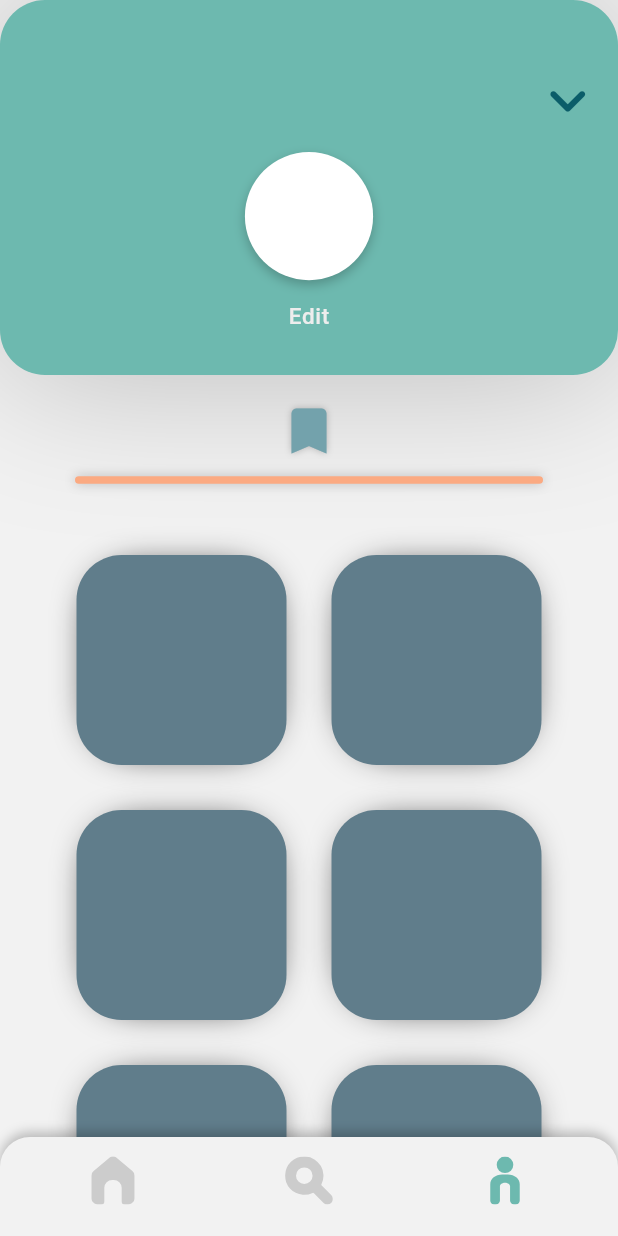
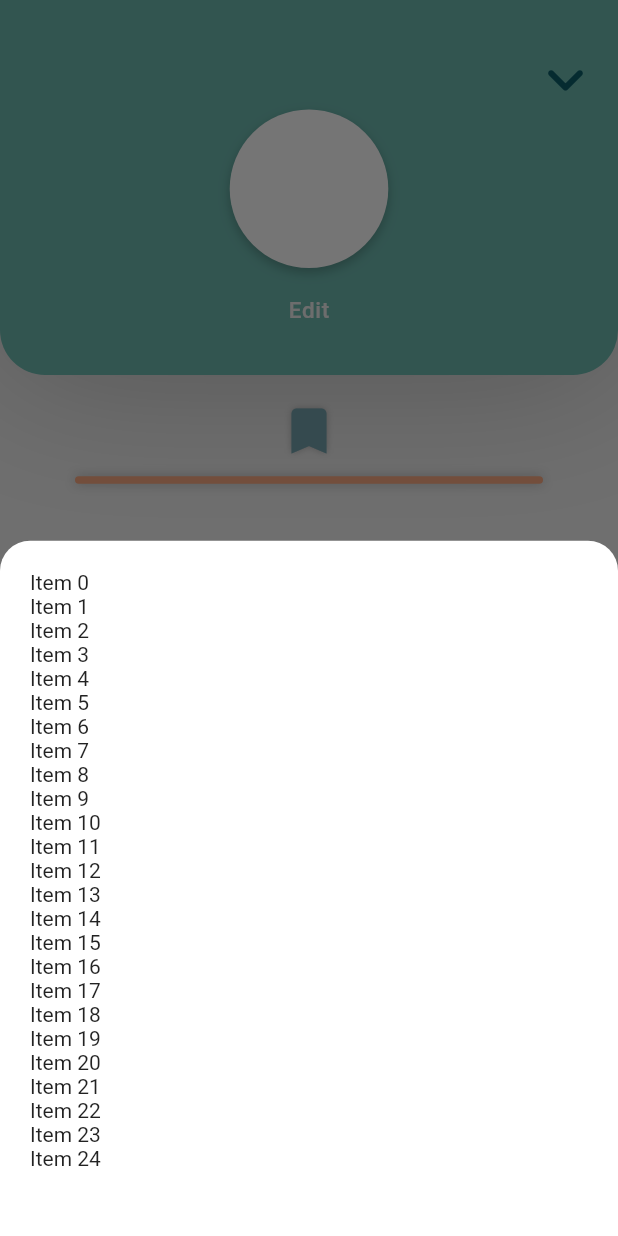
Before and after one commit to isimobaver/app, a Flutter app: the screen it shows after launch, item 3 of the bottom bar chosen, after a tap on the "expand more" icon, on a phone screen of 412 x 824 dp. Run offline on Flutter 3.47's test engine with Material 2 defaults, Android fonts, the phone set to English and light mode, and no system bars; our stand-ins replace flutter_svg; missing offline and left inert: widget_slider.

```diff
--- a/lib/homepage.dart
+++ b/lib/homepage.dart
@@ -5,6 +5,7 @@ import 'package:myapp/search.dart';
 import 'package:myapp/user.dart';
 import 'package:widget_slider/widget_slider.dart';
 
+final GlobalKey<ScaffoldState> scaffoldKey = GlobalKey();
 class Home extends StatefulWidget {
   const Home({Key? key}) : super(key: key);
 
@@ -23,6 +24,7 @@ class _HomeState extends State<Home> {
       debugShowCheckedModeBanner: false,
       home: SafeArea(
         child: Scaffold(
+          key: scaffoldKey,
           bottomNavigationBar: buildNavBar(context),
           backgroundColor: const Color(0xFFF2F2F2), //لون الصفحة
           body: listOfTop[pageId],
--- a/lib/user.dart
+++ b/lib/user.dart
@@ -1,5 +1,6 @@
 import 'package:flutter/material.dart';
-import 'package:drop_down_list/drop_down_list.dart';
+// import 'package:drop_down_list/drop_down_list.dart';
+// import 'package:myapp/homepage.dart';
 
 class UserPage extends StatefulWidget {
   const UserPage({Key? key}) : super(key: key);
@@ -52,20 +53,16 @@ class TopBar extends StatefulWidget {
 }
 
 class _TopBarState extends State<TopBar> {
-  final TextEditingController _searchTextEditingController = TextEditingController();
-  final texttype = const [
-    "BAHLA",
-    "BAHLA",
-    "BAHLA",
-    "BAHLA",
-  ];
   @override
   Widget build(BuildContext context) {
     return Container(
       height: 250,
       padding: const EdgeInsets.all(20),
       decoration: const BoxDecoration(
-          borderRadius: BorderRadius.all(Radius.circular(30)),
+          borderRadius: BorderRadius.only(
+            bottomLeft: Radius.circular(30),
+            bottomRight: Radius.circular(30),
+          ),
           color: Color(0xFF6DB9AF),
           boxShadow: [
             BoxShadow(
@@ -74,39 +71,63 @@ class _TopBarState extends State<TopBar> {
                 color: Color.fromARGB(59, 0, 0, 0))
           ]),
       child: Column(
-        crossAxisAlignment: CrossAxisAlignment.end,
-        mainAxisAlignment: MainAxisAlignment.center,
         children: [
-          Expanded(
-              flex: 4,
-              child: Row(
+          Row(
             crossAxisAlignment: CrossAxisAlignment.center,
             mainAxisAlignment: MainAxisAlignment.start,
             children: [
-                  const Expanded(flex: 7, child: SizedBox()),
-                  Expanded(
-                    flex: 1,
-                    child: IconButton(
+              const Expanded(child: SizedBox()),
+              IconButton(
                   icon: const Icon(Icons.expand_more_rounded,
                       color: Color(0xFF0B5D69), size: 50),
                   onPressed: () {
-                          DropDownState(
-                            DropDown(
-                              submitButtonText: "Done",
-                              submitButtonColor:
-                                  const Color.fromRGBO(70, 76, 222, 1),
-                              searchHintText: "Search",
-                              bottomSheetTitle: "Avatars",
-                              searchBackgroundColor: Colors.black12,
-                              dataList: [],
-                              enableMultipleSelection: false,
-                              searchController: _searchTextEditingController,
+                    showModalBottomSheet(
+                      backgroundColor: Colors.transparent,
+                      shape: const RoundedRectangleBorder(
+                        borderRadius:
+                            BorderRadius.vertical(top: Radius.circular(20)),
                       ),
-                          ).showModal(context);
+                      context: context,
+                      builder: (context) {
+                        return DraggableScrollableSheet(
+                          initialChildSize: 1,
+                          maxChildSize: 1,
+                          minChildSize: 0.2,
+                          builder:(context, scrollController) {
+                            return  Container(
+                            decoration: const BoxDecoration(
+                                color: Colors.white,
+                                borderRadius: BorderRadius.vertical(
+                                    top: Radius.circular(20))),
+                            child: ListView(
+                              controller: scrollController,
+                              padding: const EdgeInsets.all(20),
+                              // add your desired elements here in a list [Widget, Widget, Widget, ...]
+                              children:  List.generate(25, (index) => Text("Item $index")),
+                              // children: List.generate(25, (index) => Text("Test")),
+                            ),
+                          );
+                          },
+                        );
+                      },
+                    );
+
+                    // DropDownState(
+                    //   DropDown(
+                    //     submitButtonText: "Done",
+                    //     submitButtonColor: const Color.fromRGBO(70, 76, 222, 1),
+                    //     searchHintText: "Search",
+                    //     bottomSheetTitle: "Avatars",
+                    //     searchBackgroundColor: Colors.black12,
+                    //     dataList: [],
+                    //     enableMultipleSelection: false,
+                    //     searchController: _searchTextEditingController,
+
+                    //   ),
+                    // ).showModal(context);
                   }),
+            ],
           ),
-                ],
-              )),
           Expanded(
               flex: 5,
               child: Container(
@@ -225,12 +246,16 @@ class SecondSection extends StatefulWidget {
 class _SecondSectionState extends State<SecondSection> {
   @override
   Widget build(BuildContext context) {
-    return Wrap(
+    return Padding(
+      padding: const EdgeInsets.symmetric(vertical: 20),
+      child: Wrap(
         direction: Axis.horizontal,
         spacing: 30,
         runSpacing: 30,
-        children: [
-          Container(
+        children: List.generate(
+          12,
+          (index) {
+            return Container(
               height: 140,
               width: 140,
               decoration: const BoxDecoration(
@@ -245,119 +270,10 @@ class _SecondSectionState extends State<SecondSection> {
                   ),
                 ],
               ),
-          ),
-          Container(
-            height: 140,
-            width: 140,
-            decoration: const BoxDecoration(
-              borderRadius: BorderRadius.all(Radius.circular(30)),
-              color: Colors.blueGrey,
-              boxShadow: [
-                BoxShadow(
-                  color: Color.fromARGB(255, 0, 0, 0),
-                  offset: Offset(0, 0),
-                  spreadRadius: -10,
-                  blurRadius: 20,
-                ),
-              ],
+            );
+          },
         ),
       ),
-          Container(
-            height: 140,
-            width: 140,
-            decoration: const BoxDecoration(
-              borderRadius: BorderRadius.all(Radius.circular(30)),
-              color: Colors.blueGrey,
-              boxShadow: [
-                BoxShadow(
-                  color: Color.fromARGB(255, 0, 0, 0),
-                  offset: Offset(0, 0),
-                  spreadRadius: -10,
-                  blurRadius: 20,
-                ),
-              ],
-            ),
-          ),
-          Container(
-            height: 140,
-            width: 140,
-            decoration: const BoxDecoration(
-              borderRadius: BorderRadius.all(Radius.circular(30)),
-              color: Colors.blueGrey,
-              boxShadow: [
-                BoxShadow(
-                  color: Color.fromARGB(255, 0, 0, 0),
-                  offset: Offset(0, 0),
-                  spreadRadius: -10,
-                  blurRadius: 20,
-                ),
-              ],
-            ),
-          ),
-          Container(
-            height: 140,
-            width: 140,
-            decoration: const BoxDecoration(
-              borderRadius: BorderRadius.all(Radius.circular(30)),
-              color: Colors.blueGrey,
-              boxShadow: [
-                BoxShadow(
-                  color: Color.fromARGB(255, 0, 0, 0),
-                  offset: Offset(0, 0),
-                  spreadRadius: -10,
-                  blurRadius: 20,
-                ),
-              ],
-            ),
-          ),
-          Container(
-            height: 140,
-            width: 140,
-            decoration: const BoxDecoration(
-              borderRadius: BorderRadius.all(Radius.circular(30)),
-              color: Colors.blueGrey,
-              boxShadow: [
-                BoxShadow(
-                  color: Color.fromARGB(255, 0, 0, 0),
-                  offset: Offset(0, 0),
-                  spreadRadius: -10,
-                  blurRadius: 20,
-                ),
-              ],
-            ),
-          ),
-          Container(
-            height: 140,
-            width: 140,
-            decoration: const BoxDecoration(
-              borderRadius: BorderRadius.all(Radius.circular(30)),
-              color: Colors.blueGrey,
-              boxShadow: [
-                BoxShadow(
-                  color: Color.fromARGB(255, 0, 0, 0),
-                  offset: Offset(0, 0),
-                  spreadRadius: -10,
-                  blurRadius: 20,
-                ),
-              ],
-            ),
-          ),
-          Container(
-            height: 140,
-            width: 140,
-            decoration: const BoxDecoration(
-              borderRadius: BorderRadius.all(Radius.circular(30)),
-              color: Colors.blueGrey,
-              boxShadow: [
-                BoxShadow(
-                  color: Color.fromARGB(255, 0, 0, 0),
-                  offset: Offset(0, 0),
-                  spreadRadius: -10,
-                  blurRadius: 20,
-                ),
-              ],
-            ),
-          ),
-        ]);
+    );
   }
 }
```
Lines whose indentation alone changed are shown as unchanged.
